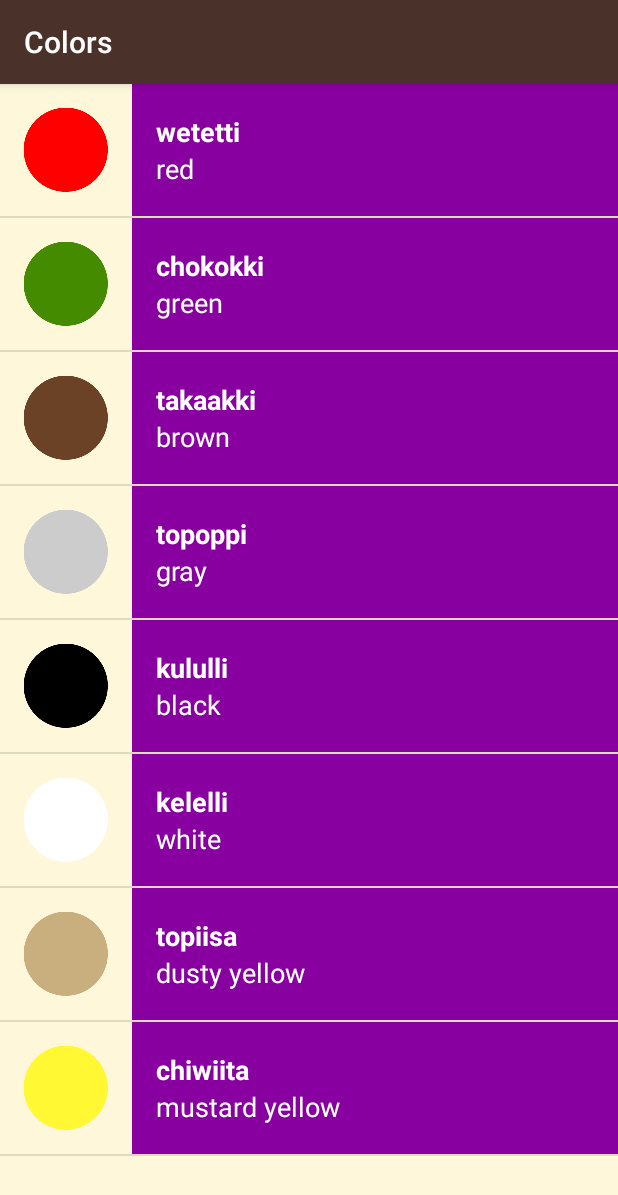
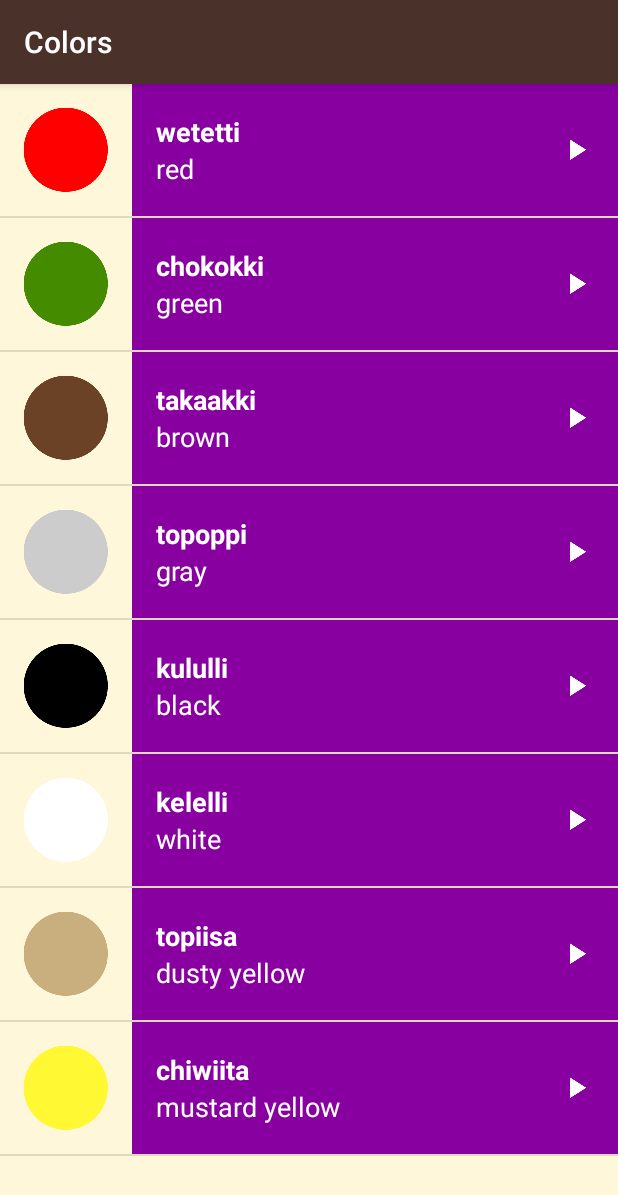
Before and after one commit to torrezno/miwok, an Android app: the ColorsActivity screen opened directly, with no data from a screen before it, on a phone screen of 412 x 824 dp. Shown: the top 1195 px of the screen. Run offline under Robolectric (Android 15) with nearby library versions, the phone set to English and light mode, and no system bars.

Commit message:
feat: Add play icon to the list_item layout

```diff
--- a/app/src/main/res/layout/list_item.xml
+++ b/app/src/main/res/layout/list_item.xml
@@ -1,46 +1,60 @@
 <?xml version="1.0" encoding="utf-8"?>
-<LinearLayout xmlns:android="http://schemas.android.com/apk/res/android"
+<RelativeLayout xmlns:android="http://schemas.android.com/apk/res/android"
     xmlns:tools="http://schemas.android.com/tools"
-    android:orientation="horizontal"
     android:layout_width="match_parent"
-    android:layout_height="88dp">
+    android:layout_height="88dp"
+    android:background="@color/tan_background"
+    android:orientation="horizontal">
 
     <ImageView
+        android:id="@+id/img"
         android:layout_width="88dp"
         android:layout_height="match_parent"
-        android:scaleType="center"
-        android:id="@+id/img"
         tools:src="@mipmap/ic_launcher"
-        android:background="@color/tan_background"
          />
 
     <LinearLayout xmlns:android="http://schemas.android.com/apk/res/android"
         xmlns:tools="http://schemas.android.com/tools"
-    android:orientation="vertical"
+        android:id="@+id/layout"
         android:layout_width="match_parent"
         android:layout_height="match_parent"
+        android:layout_alignParentTop="true"
+        android:layout_alignParentRight="true"
+        android:layout_alignParentBottom="true"
+        android:layout_toRightOf="@id/img"
+        android:background="@color/category_numbers"
         android:gravity="center_vertical"
-    android:paddingLeft="16dp"
-    android:background="@color/category_numbers"
-    android:id="@+id/layout">
+        android:orientation="vertical"
+        android:paddingLeft="16dp">
 
 
         <TextView
             android:id="@+id/miwokTranslation"
             android:layout_width="match_parent"
             android:layout_height="wrap_content"
+            android:textAppearance="?android:textAppearanceMedium"
             android:textColor="@color/category_text"
             android:textStyle="bold"
-        android:textAppearance="?android:textAppearanceMedium"
-        tools:text="lutti"/>
+            tools:text="lutti" />
 
         <TextView
             android:id="@+id/defaultTranslation"
             android:layout_width="match_parent"
             android:layout_height="wrap_content"
+            android:textAppearance="?android:textAppearanceMedium"
             android:textColor="@color/category_text"
-        android:textAppearance="?android:textAppearanceMedium"
-        tools:text="one"/>
+            tools:text="one" />
 
     </LinearLayout>
-</LinearLayout>
+
+    <ImageView
+        android:layout_width="24dp"
+        android:layout_height="24dp"
+        android:layout_alignParentTop="true"
+        android:layout_alignParentRight="true"
+        android:layout_alignParentBottom="true"
+        android:layout_gravity="center"
+        android:layout_marginRight="16dp"
+        android:src="@drawable/ic_play_arrow_white_24dp" />
+
+</RelativeLayout>
```
Lines whose indentation alone changed are shown as unchanged.
